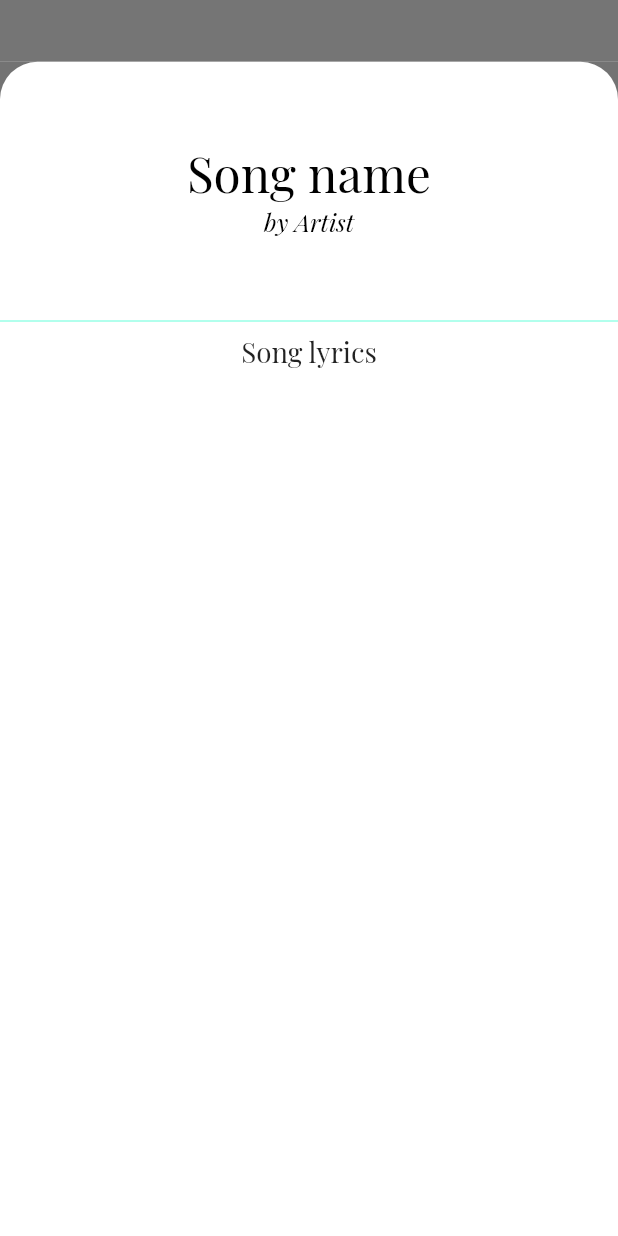
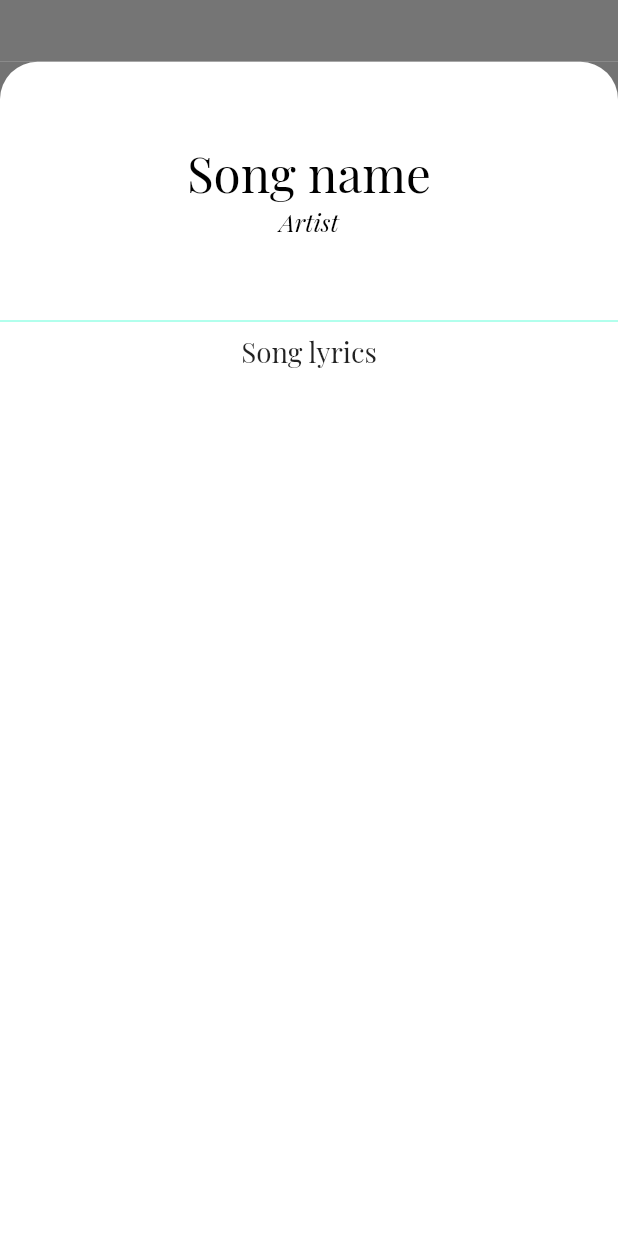
Before and after one commit to AlinaStepanova/Lyrics, a Flutter app: the screen it shows after launch, after a tap on "Find Lyrics", on a phone screen of 412 x 824 dp. Run offline on Flutter 3.47's test engine with Material 2 defaults, Android fonts, the phone set to English and light mode, and no system bars; our stand-ins replace flutter_spinkit.

Commit message:
reuse header text

```diff
--- a/lib/lyrics.dart
+++ b/lib/lyrics.dart
@@ -1,5 +1,6 @@
 import 'package:flutter/cupertino.dart';
 import 'package:flutter/material.dart';
+import 'package:lyrics/widgets/header_text.dart';
 
 class Lyrics extends StatefulWidget {
   final String artist;
@@ -15,40 +16,25 @@ class Lyrics extends StatefulWidget {
 class _LyricsState extends State<Lyrics> {
   @override
   Widget build(BuildContext context) {
+    var width = MediaQuery.of(context).size.width;
+    var height = MediaQuery.of(context).size.height;
     return Container(
-      height: MediaQuery.of(context).size.height * 0.95,
+      height: height * 0.95,
       child: Stack(
         children: <Widget>[
           Column(
             children: <Widget>[
               Container(
-                height: MediaQuery.of(context).size.height * 0.2,
+                height: height * 0.2,
                 child: Padding(
                   padding: EdgeInsets.only(
-                      left: MediaQuery.of(context).size.width * 0.05,
-                      right: MediaQuery.of(context).size.width * 0.05,
-                      top: 4),
+                      left: width * 0.05, right: width * 0.05, top: 4),
                   child: Column(
                     crossAxisAlignment: CrossAxisAlignment.center,
                     mainAxisAlignment: MainAxisAlignment.center,
                     children: <Widget>[
-                      Text(widget.songName,
-                          textAlign: TextAlign.center,
-                          overflow: TextOverflow.ellipsis,
-                          maxLines: 2,
-                          style: TextStyle(
-                              fontSize:
-                                  MediaQuery.of(context).size.height * 0.04,
-                              color: Colors.black)),
-                      Text("by " + widget.artist,
-                          textAlign: TextAlign.center,
-                          maxLines: 2,
-                          overflow: TextOverflow.ellipsis,
-                          style: TextStyle(
-                              fontStyle: FontStyle.italic,
-                              fontSize:
-                                  MediaQuery.of(context).size.height * 0.02,
-                              color: Colors.black)),
+                      HeaderText(widget.songName, height * 0.04, false),
+                      HeaderText(widget.artist, height * 0.02, true),
                     ],
                   ),
                 ),
@@ -57,14 +43,13 @@ class _LyricsState extends State<Lyrics> {
               Expanded(
                 child: Padding(
                   padding: EdgeInsets.only(
-                      left: MediaQuery.of(context).size.width * 0.08,
-                      right: MediaQuery.of(context).size.width * 0.08,
-                      bottom: MediaQuery.of(context).size.width * 0.02),
+                      left: width * 0.08,
+                      right: width * 0.08,
+                      bottom: width * 0.02),
                   child: SingleChildScrollView(
                     child: Text(
                       widget.lyrics,
-                      style: TextStyle(
-                          fontSize: MediaQuery.of(context).size.width * 0.045),
+                      style: TextStyle(fontSize: width * 0.045),
                     ),
                   ),
                 ),
--- /dev/null
+++ b/lib/widgets/header_text.dart
@@ -0,0 +1,21 @@
+import 'package:flutter/material.dart';
+
+class HeaderText extends StatelessWidget {
+  final String text;
+  final double height;
+  final bool isItalic;
+
+  const HeaderText(this.text, this.height, this.isItalic);
+
+  @override
+  Widget build(BuildContext context) {
+    return Text(text,
+        textAlign: TextAlign.center,
+        overflow: TextOverflow.ellipsis,
+        maxLines: 2,
+        style: TextStyle(
+            fontSize: height,
+            color: Colors.black,
+            fontStyle: (isItalic) ? FontStyle.italic : FontStyle.normal));
+  }
+}
```
